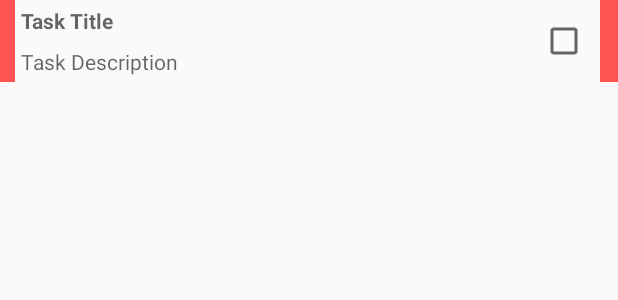
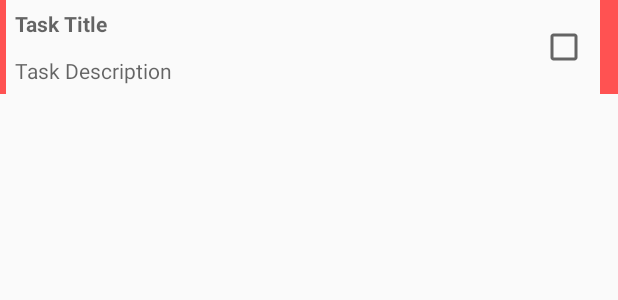
Before and after one commit to ebozkurt93/listtodo, an Android app: the layout list_item_task.xml on its own in the app's theme, with its tools: preview values and no code run, on a phone screen of 412 x 824 dp. Shown: the top 300 px of the screen. Run offline under Robolectric (Android 15) with nearby library versions, the phone set to English and light mode, and no system bars.

Commit message:
small ui changes

```diff
--- a/app/src/main/res/layout/list_item_task.xml
+++ b/app/src/main/res/layout/list_item_task.xml
@@ -7,7 +7,7 @@
               android:orientation="horizontal">
 <View
     android:id="@+id/list_item_task_depth"
-    android:layout_width="10dp"
+    android:layout_width="4dp"
     android:layout_height="match_parent"
     android:background="@color/colorAccent"/>
     <LinearLayout
@@ -21,7 +21,7 @@
             android:layout_width="match_parent"
             android:layout_height="wrap_content"
             android:maxLines="1"
-            android:padding="4dp"
+            android:padding="6dp"
             android:textStyle="bold"
             tools:hint="Task Title"/>
 
@@ -30,7 +30,7 @@
             android:layout_width="match_parent"
             android:layout_height="wrap_content"
             android:maxLines="2"
-            android:padding="4dp"
+            android:padding="6dp"
             tools:hint="Task Description"/>
     </LinearLayout>
 
```
Also changed, not shown: app/src/main/java/ebozkurt/listtodo/AllListFragment.java (+12 -4 lines).
